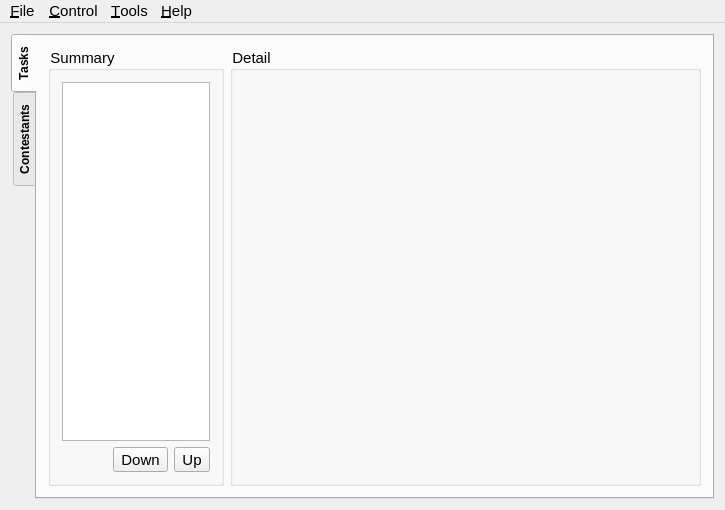
This is forms_unix/lemon.ui in Project-LemonLime/Project_LemonLime as Qt 5 draws it before an edit. The edited form follows.
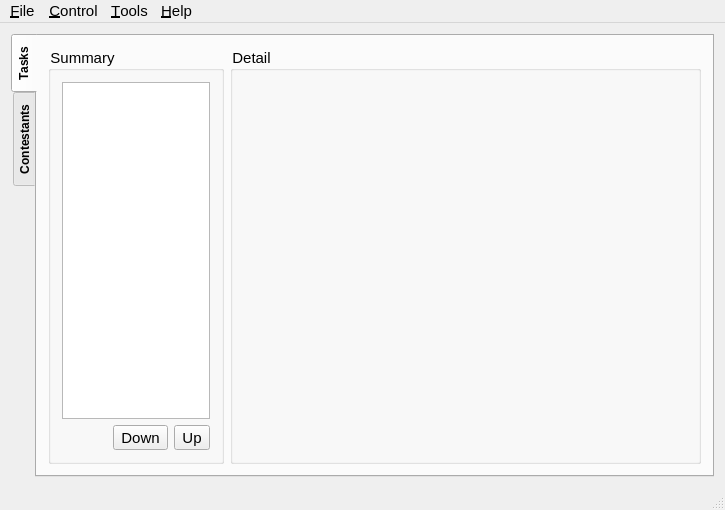
This is the edited form. Icons and pictures are not drawn. Custom widgets are drawn as their Qt base class.

```diff
--- a/forms_unix/lemon.ui
+++ b/forms_unix/lemon.ui
@@ -417,6 +417,7 @@
    <addaction name="toolsMenu"/>
    <addaction name="helpMenu"/>
   </widget>
+  <widget class="QStatusBar" name="statusBar"/>
   <action name="newAction">
    <property name="text">
     <string>&amp;New Contest</string>
```
Left out of the diff: 111 changed lines with no effect on the pictures.
